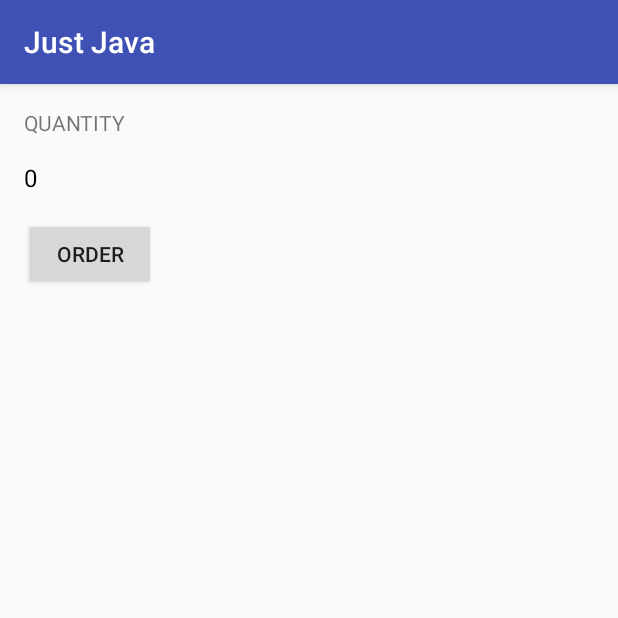
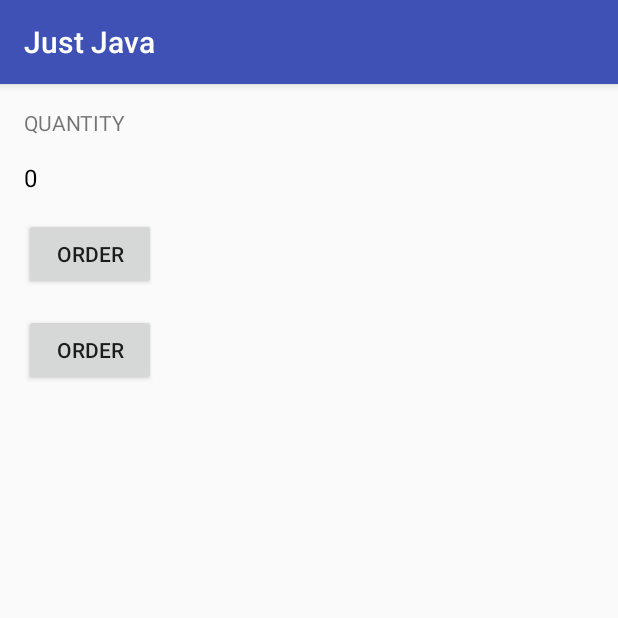
Before and after one commit to mangkel3/JustJava, an Android app: the screen it shows after launch (MainActivity), on a phone screen of 412 x 824 dp, the top half of it. Run offline under Robolectric (Android 15) with nearby library versions, the phone set to English and light mode, and no system bars.

Commit message:
test dari laptop

```diff
--- a/app/src/main/res/layout/activity_main.xml
+++ b/app/src/main/res/layout/activity_main.xml
@@ -32,4 +32,12 @@
         android:layout_marginTop="16dp"
         android:text="Order"
         android:textAllCaps="true"/>
+
+    <Button
+        android:layout_width="wrap_content"
+        android:layout_height="wrap_content"
+        android:layout_marginTop="16dp"
+        android:text="Order"
+        android:textAllCaps="true"/>
+
 </LinearLayout>
```
